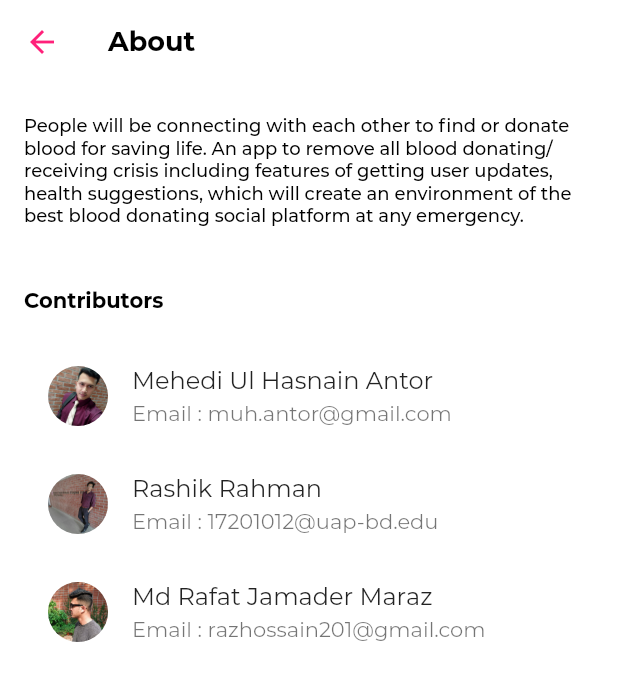
After one commit to RafatMeraz/b_donor, a Flutter app: the AboutUs screen opened directly, on a phone screen of 412 x 824 dp. The commit adds this screen. Shown: the top 681 px of the screen. Run offline on Flutter 3.47's test engine with Material 2 defaults, Android fonts, the phone set to English and light mode, and no system bars; our stand-ins replace badges, bot_toast, firebase_auth, firebase_core, google_sign_in, group_button and 4 more; missing offline and left inert: flutter_google_places, google_maps_webservice, intro_views_flutter; accounts and stored records are empty; project files that could hold a hidden picture were left out.

Commit message:
about and helpline added

```diff
--- /dev/null
+++ b/lib/src/views/ui/about_us.dart
@@ -0,0 +1,68 @@
+import 'package:flutter/material.dart';
+import 'package:organize_flutter_project/src/views/utils/contants.dart';
+
+class AboutUs extends StatelessWidget {
+  @override
+  Widget build(BuildContext context) {
+    return Scaffold(
+      backgroundColor: kWhiteColor,
+      appBar: AppBar(
+        elevation: 0,
+        backgroundColor: kWhiteColor,
+        leading: BackButton(color: kPurpleColor),
+        title: Text('About',
+            style: TextStyle(
+                fontWeight: FontWeight.bold, fontSize: 18, color: kBlackColor)),
+      ),
+      body: SingleChildScrollView(
+        child: Container(
+          margin: EdgeInsets.symmetric(horizontal: 16),
+          child: Column(
+            crossAxisAlignment: CrossAxisAlignment.start,
+            children: <Widget>[
+              SizedBox(height: 20),
+              Text(
+                  'People will be connecting with each other to find or donate blood for saving life. An app to remove all blood donating/receiving crisis including features of getting user updates, health suggestions, which will create an environment of the best blood donating social platform at any emergency.',
+                  style: TextStyle(
+                      fontSize: 12,
+                      fontWeight: FontWeight.w500,
+                      color: kBlackColor)),
+              SizedBox(height: 20),
+              SizedBox(height: 20),
+              Text('Contributors',
+                  style: TextStyle(
+                      fontWeight: FontWeight.bold,
+                      fontSize: 14,
+                      color: kBlackColor)),
+              SizedBox(height: 20),
+              ListTile(
+                leading: CircleAvatar(
+                  backgroundColor: kGreyColor,
+                  backgroundImage: AssetImage('assets/images/3.jpg'),
+                ),
+                title: Text('Mehedi Ul Hasnain Antor'),
+                subtitle: Text('Email : muh.antor@gmail.com'),
+              ),
+              ListTile(
+                leading: CircleAvatar(
+                  backgroundColor: kGreyColor,
+                  backgroundImage: AssetImage('assets/images/2.jpg'),
+                ),
+                title: Text('Rashik Rahman'),
+                subtitle: Text('Email : 17201012@uap-bd.edu'),
+              ),
+              ListTile(
+                leading: CircleAvatar(
+                  backgroundColor: kGreyColor,
+                  backgroundImage: AssetImage('assets/images/1.jpg'),
+                ),
+                title: Text('Md Rafat Jamader Maraz'),
+                subtitle: Text('Email : razhossain201@gmail.com'),
+              ),
+            ],
+          ),
+        ),
+      ),
+    );
+  }
+}
--- a/pubspec.yaml
+++ b/pubspec.yaml
@@ -29,6 +29,7 @@ dependencies:
   flutter_google_places: ^0.2.6
   badges: ^1.1.1
   image_picker: ^0.6.7+4
+  url_launcher: ^5.5.2
 
 dev_dependencies:
   flutter_test:
```
Also changed, not shown: lib/src/views/ui/emergency_help.dart (added, +79 -0 lines), lib/src/views/ui/home.dart (+10 -2 lines), assets/images/1.jpg (added), assets/images/2.jpg (added), assets/images/3.jpg (added), pubspec.lock.
